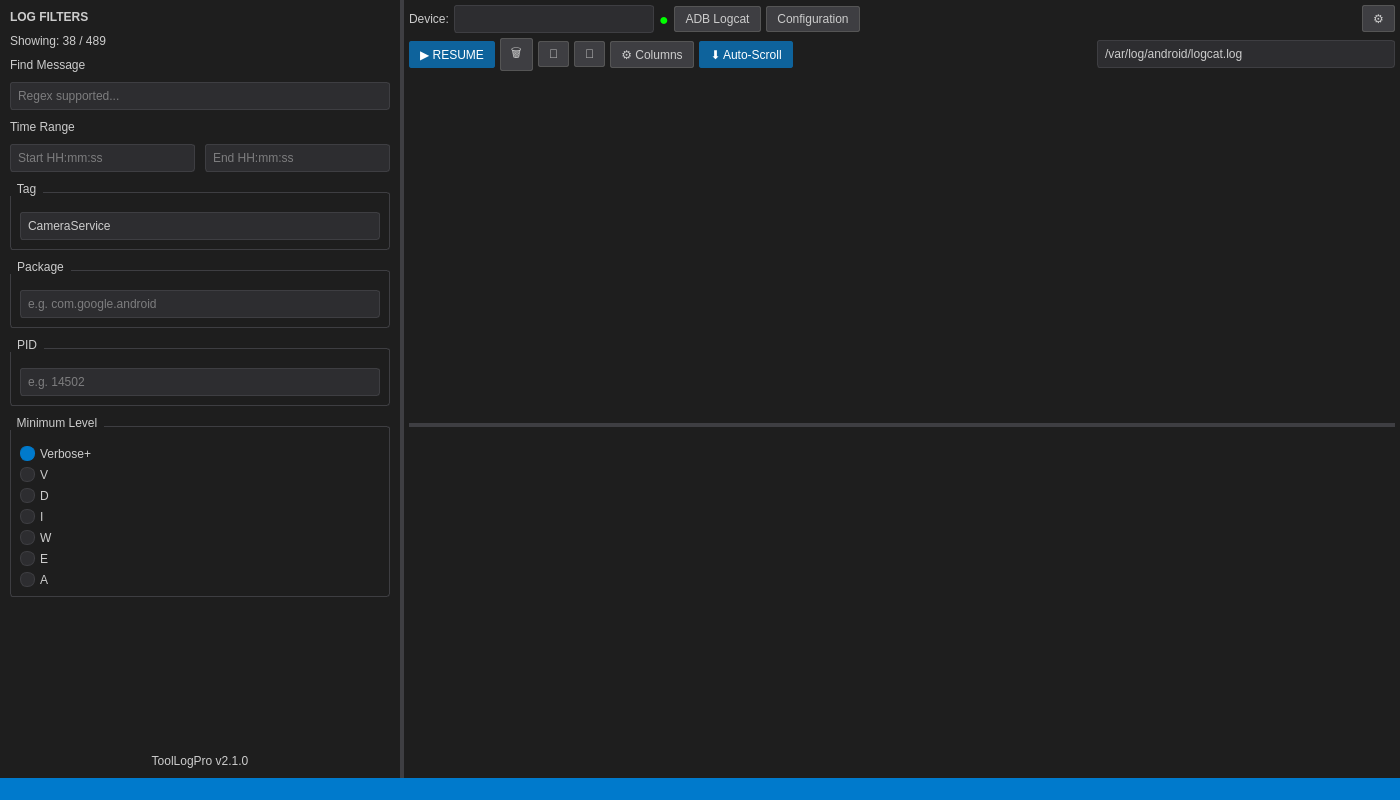
Before: the Qt Designer form mainwindow.ui in truongnguyen4/ai-tool-log, drawn with Qt 5.
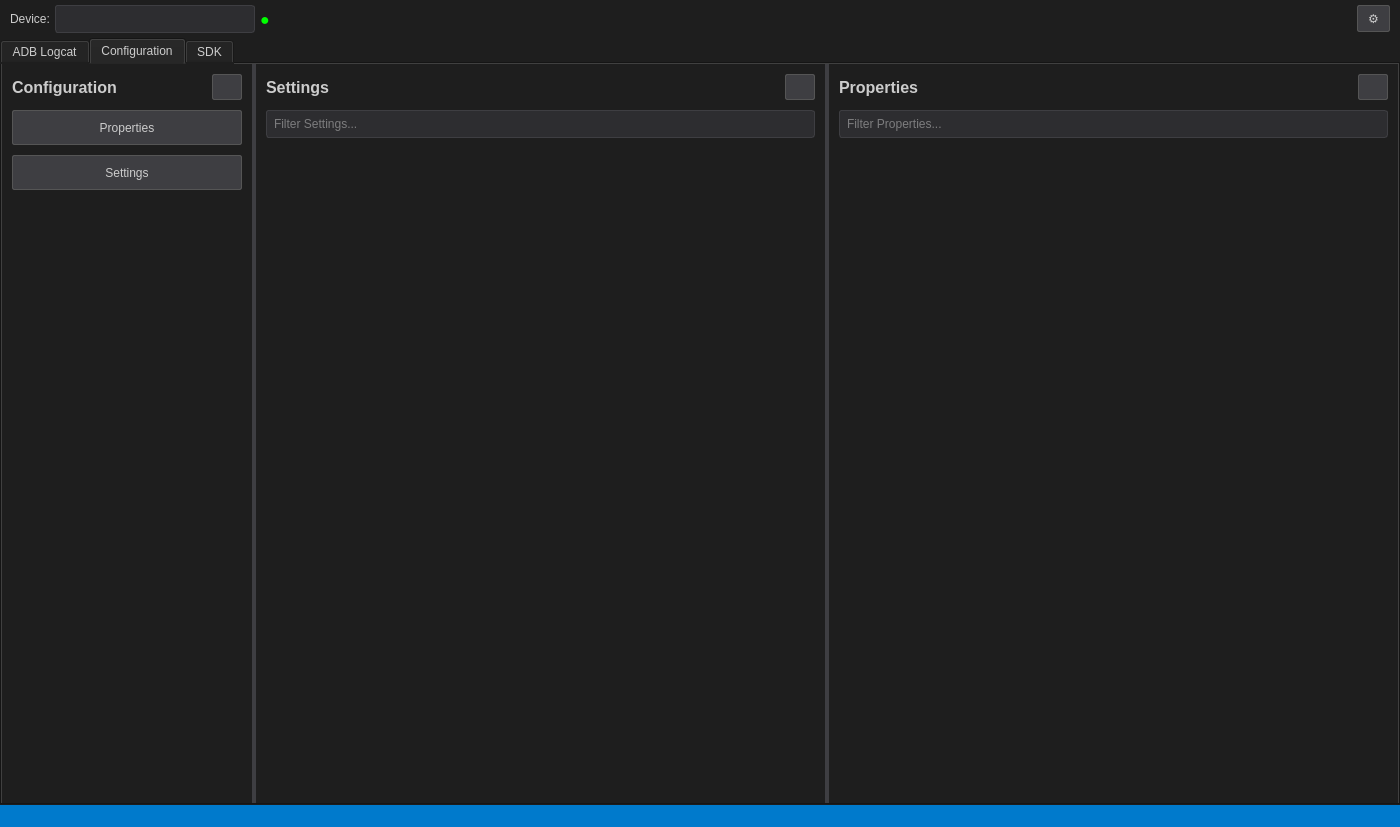
After: the same form once the commit is applied. The open tabs and pages were chosen to show the change. Icons and pictures are not drawn.

```diff
--- a/mainwindow.ui
+++ b/mainwindow.ui
@@ -7,7 +7,7 @@
     <x>0</x>
     <y>0</y>
     <width>1400</width>
-    <height>800</height>
+    <height>827</height>
    </rect>
   </property>
   <property name="windowTitle">
@@ -257,6 +257,103 @@
      <number>0</number>
     </property>
     <item>
+     <layout class="QHBoxLayout" name="horizontalLayout_device">
+      <property name="spacing">
+       <number>5</number>
+      </property>
+      <property name="leftMargin">
+       <number>10</number>
+      </property>
+      <property name="topMargin">
+       <number>5</number>
+      </property>
+      <property name="rightMargin">
+       <number>10</number>
+      </property>
+      <property name="bottomMargin">
+       <number>5</number>
+      </property>
+      <item>
+       <widget class="QLabel" name="label">
+        <property name="text">
+         <string>Device:</string>
+        </property>
+       </widget>
+      </item>
+      <item>
+       <widget class="QComboBox" name="cmbDevice">
+        <property name="minimumSize">
+         <size>
+          <width>200</width>
+          <height>0</height>
+         </size>
+        </property>
+       </widget>
+      </item>
+      <item>
+       <widget class="QLabel" name="lblDeviceStatus">
+        <property name="styleSheet">
+         <string notr="true">color: #00ff00; font-size: 16px;</string>
+        </property>
+        <property name="text">
+         <string>●</string>
+        </property>
+       </widget>
+      </item>
+      <item>
+       <spacer name="horizontalSpacer">
+        <property name="orientation">
+         <enum>Qt::Orientation::Horizontal</enum>
+        </property>
+        <property name="sizeHint" stdset="0">
+         <size>
+          <width>40</width>
+          <height>20</height>
+         </size>
+        </property>
+       </spacer>
+      </item>
+      <item>
+       <widget class="QPushButton" name="btnSettings">
+        <property name="maximumSize">
+         <size>
+          <width>40</width>
+          <height>16777215</height>
+         </size>
+        </property>
+        <property name="text">
+         <string>⚙</string>
+        </property>
+       </widget>
+      </item>
+     </layout>
+    </item>
+    <item>
+     <widget class="QTabWidget" name="tabWidget">
+      <property name="currentIndex">
+       <number>0</number>
+      </property>
+      <widget class="QWidget" name="tabAdbLogcat">
+       <attribute name="title">
+        <string>ADB Logcat</string>
+       </attribute>
+       <layout class="QVBoxLayout" name="verticalLayout_13">
+        <property name="spacing">
+         <number>0</number>
+        </property>
+        <property name="leftMargin">
+         <number>0</number>
+        </property>
+        <property name="topMargin">
+         <number>0</number>
+        </property>
+        <property name="rightMargin">
+         <number>0</number>
+        </property>
+        <property name="bottomMargin">
+         <number>0</number>
+        </property>
+        <item>
      <widget class="QSplitter" name="splitter">
       <property name="orientation">
        <enum>Qt::Orientation::Horizontal</enum>
@@ -310,43 +407,20 @@
          </widget>
         </item>
         <item>
-         <widget class="QLabel" name="label_3">
-          <property name="text">
-           <string>Find Message</string>
-          </property>
-         </widget>
-        </item>
+             <widget class="QGroupBox" name="groupBox_5">
+              <property name="title">
+               <string>Message</string>
+              </property>
+              <layout class="QVBoxLayout" name="verticalLayout_8">
         <item>
          <widget class="QLineEdit" name="txtFindMessage">
           <property name="placeholderText">
-           <string>Regex supported...</string>
-          </property>
-         </widget>
-        </item>
-        <item>
-         <widget class="QLabel" name="label_4">
-          <property name="text">
-           <string>Time Range</string>
-          </property>
-         </widget>
-        </item>
-        <item>
-         <layout class="QHBoxLayout" name="horizontalLayout">
-          <item>
-           <widget class="QLineEdit" name="txtStartTime">
-            <property name="placeholderText">
-             <string>Start HH:mm:ss</string>
-            </property>
-           </widget>
-          </item>
-          <item>
-           <widget class="QLineEdit" name="txtEndTime">
-            <property name="placeholderText">
-             <string>End HH:mm:ss</string>
+                  <string>e.g. Camera</string>
             </property>
            </widget>
           </item>
          </layout>
+             </widget>
         </item>
         <item>
          <widget class="QGroupBox" name="groupBox">
@@ -356,8 +430,8 @@
           <layout class="QVBoxLayout" name="verticalLayout_4">
            <item>
             <widget class="QLineEdit" name="txtTagFilter">
-             <property name="text">
-              <string>CameraService</string>
+                 <property name="placeholderText">
+                  <string>e.g. CameraService</string>
              </property>
             </widget>
            </item>
@@ -396,6 +470,33 @@
           </layout>
          </widget>
         </item>
+            <item>
+             <widget class="QGroupBox" name="groupBox_6">
+              <property name="title">
+               <string>Time Range</string>
+              </property>
+              <layout class="QVBoxLayout" name="verticalLayout_9">
+               <item>
+                <layout class="QHBoxLayout" name="horizontalLayout">
+                 <item>
+                  <widget class="QLineEdit" name="txtStartTime">
+                   <property name="placeholderText">
+                    <string>Start HH:mm:ss</string>
+                   </property>
+                  </widget>
+                 </item>
+                 <item>
+                  <widget class="QLineEdit" name="txtEndTime">
+                   <property name="placeholderText">
+                    <string>End HH:mm:ss</string>
+                   </property>
+                  </widget>
+                 </item>
+                </layout>
+               </item>
+              </layout>
+             </widget>
+            </item>
         <item>
          <widget class="QGroupBox" name="groupBox_4">
           <property name="title">
@@ -499,77 +600,6 @@
         <property name="bottomMargin">
          <number>5</number>
         </property>
-        <item>
-         <layout class="QHBoxLayout" name="horizontalLayout_2">
-          <item>
-           <widget class="QLabel" name="label">
-            <property name="text">
-             <string>Device:</string>
-            </property>
-           </widget>
-          </item>
-          <item>
-           <widget class="QComboBox" name="cmbDevice">
-            <property name="minimumSize">
-             <size>
-              <width>200</width>
-              <height>0</height>
-             </size>
-            </property>
-           </widget>
-          </item>
-          <item>
-           <widget class="QLabel" name="lblDeviceStatus">
-            <property name="styleSheet">
-             <string notr="true">color: #00ff00; font-size: 16px;</string>
-            </property>
-            <property name="text">
-             <string>●</string>
-            </property>
-           </widget>
-          </item>
-          <item>
-           <widget class="QPushButton" name="btnAdbLogcat">
-            <property name="text">
-             <string>ADB Logcat</string>
-            </property>
-           </widget>
-          </item>
-          <item>
-           <widget class="QPushButton" name="btnConfiguration">
-            <property name="text">
-             <string>Configuration</string>
-            </property>
-           </widget>
-          </item>
-          <item>
-           <spacer name="horizontalSpacer">
-            <property name="orientation">
-             <enum>Qt::Orientation::Horizontal</enum>
-            </property>
-            <property name="sizeHint" stdset="0">
-             <size>
-              <width>40</width>
-              <height>20</height>
-             </size>
-            </property>
-           </spacer>
-          </item>
-          <item>
-           <widget class="QPushButton" name="btnSettings">
-            <property name="maximumSize">
-             <size>
-              <width>40</width>
-              <height>16777215</height>
-             </size>
-            </property>
-            <property name="text">
-             <string>⚙</string>
-            </property>
-           </widget>
-          </item>
-         </layout>
-        </item>
         <item>
          <layout class="QHBoxLayout" name="horizontalLayout_3">
           <property name="spacing">
@@ -591,7 +621,10 @@
              </size>
             </property>
             <property name="text">
-             <string>🗑</string>
+                 <string/>
+                </property>
+                <property name="icon">
+                 <iconset theme="QIcon::ThemeIcon::EditDelete"/>
             </property>
            </widget>
           </item>
@@ -604,7 +637,10 @@
              </size>
             </property>
             <property name="text">
-             <string>📄</string>
+                 <string/>
+                </property>
+                <property name="icon">
+                 <iconset theme="QIcon::ThemeIcon::AddressBookNew"/>
             </property>
            </widget>
           </item>
@@ -617,7 +653,10 @@
              </size>
             </property>
             <property name="text">
-             <string>💾</string>
+                 <string/>
+                </property>
+                <property name="icon">
+                 <iconset theme="QIcon::ThemeIcon::DocumentSave"/>
             </property>
            </widget>
           </item>
@@ -631,7 +670,7 @@
           <item>
            <widget class="QPushButton" name="btnAutoScroll">
             <property name="text">
-             <string>⬇ Auto-Scroll</string>
+                 <string>Auto-Scroll</string>
             </property>
             <property name="checkable">
              <bool>true</bool>
@@ -657,13 +696,29 @@
           <item>
            <widget class="QLineEdit" name="txtFilePath">
             <property name="text">
-             <string>/var/log/android/logcat.log</string>
+                 <string>C:\\Users\\ttnguyen4\\Downloads\\output.log</string>
             </property>
             <property name="placeholderText">
              <string>Enter log file path...</string>
             </property>
            </widget>
           </item>
+              <item>
+               <widget class="QPushButton" name="btnOpen">
+                <property name="maximumSize">
+                 <size>
+                  <width>35</width>
+                  <height>16777215</height>
+                 </size>
+                </property>
+                <property name="text">
+                 <string/>
+                </property>
+                <property name="icon">
+                 <iconset theme="QIcon::ThemeIcon::FolderOpen"/>
+                </property>
+               </widget>
+              </item>
          </layout>
         </item>
         <item>
@@ -693,6 +748,453 @@
             <bool>false</bool>
            </property>
           </widget>
+             </widget>
+            </item>
+           </layout>
+          </widget>
+         </widget>
+        </item>
+       </layout>
+      </widget>
+      <widget class="QWidget" name="tabConfiguration">
+       <attribute name="title">
+        <string>Configuration</string>
+       </attribute>
+       <layout class="QVBoxLayout" name="verticalLayout_config">
+        <property name="spacing">
+         <number>0</number>
+        </property>
+        <property name="leftMargin">
+         <number>0</number>
+        </property>
+        <property name="topMargin">
+         <number>0</number>
+        </property>
+        <property name="rightMargin">
+         <number>0</number>
+        </property>
+        <property name="bottomMargin">
+         <number>0</number>
+        </property>
+        <item>
+         <widget class="QSplitter" name="splitterConfig">
+          <property name="orientation">
+           <enum>Qt::Orientation::Horizontal</enum>
+          </property>
+          <widget class="QWidget" name="leftConfigPanel" native="true">
+           <property name="minimumSize">
+            <size>
+             <width>250</width>
+             <height>0</height>
+            </size>
+           </property>
+           <property name="maximumSize">
+            <size>
+             <width>250</width>
+             <height>16777215</height>
+            </size>
+           </property>
+           <layout class="QVBoxLayout" name="verticalLayout_leftConfig">
+            <property name="spacing">
+             <number>10</number>
+            </property>
+            <property name="leftMargin">
+             <number>10</number>
+            </property>
+            <property name="topMargin">
+             <number>10</number>
+            </property>
+            <property name="rightMargin">
+             <number>10</number>
+            </property>
+            <property name="bottomMargin">
+             <number>10</number>
+            </property>
+            <item>
+             <layout class="QHBoxLayout" name="horizontalLayout_configHeader">
+              <item>
+               <widget class="QLabel" name="lblConfigTitle">
+                <property name="font">
+                 <font>
+                  <pointsize>12</pointsize>
+                  <bold>true</bold>
+                 </font>
+                </property>
+                <property name="text">
+                 <string>Configuration</string>
+                </property>
+               </widget>
+              </item>
+              <item>
+               <widget class="QPushButton" name="btnRefreshConfig">
+                <property name="maximumSize">
+                 <size>
+                  <width>30</width>
+                  <height>30</height>
+                 </size>
+                </property>
+                <property name="text">
+                 <string/>
+                </property>
+                <property name="icon">
+                 <iconset theme="QIcon::ThemeIcon::ViewRefresh"/>
+                </property>
+               </widget>
+              </item>
+             </layout>
+            </item>
+            <item>
+             <widget class="QPushButton" name="btnConfigProperties">
+              <property name="minimumSize">
+               <size>
+                <width>0</width>
+                <height>35</height>
+               </size>
+              </property>
+              <property name="text">
+               <string>Properties</string>
+              </property>
+             </widget>
+            </item>
+            <item>
+             <widget class="QPushButton" name="btnConfigSettings">
+              <property name="minimumSize">
+               <size>
+                <width>0</width>
+                <height>35</height>
+               </size>
+              </property>
+              <property name="text">
+               <string>Settings</string>
+              </property>
+             </widget>
+            </item>
+            <item>
+             <spacer name="verticalSpacer_config">
+              <property name="orientation">
+               <enum>Qt::Orientation::Vertical</enum>
+              </property>
+              <property name="sizeHint" stdset="0">
+               <size>
+                <width>20</width>
+                <height>40</height>
+               </size>
+              </property>
+             </spacer>
+            </item>
+           </layout>
+          </widget>
+          <widget class="QWidget" name="rightConfigPanel" native="true">
+           <layout class="QVBoxLayout" name="verticalLayout_rightConfig">
+            <property name="spacing">
+             <number>0</number>
+            </property>
+            <property name="leftMargin">
+             <number>0</number>
+            </property>
+            <property name="topMargin">
+             <number>0</number>
+            </property>
+            <property name="rightMargin">
+             <number>0</number>
+            </property>
+            <property name="bottomMargin">
+             <number>0</number>
+            </property>
+            <item>
+             <widget class="QSplitter" name="splitterConfigTables">
+              <property name="orientation">
+               <enum>Qt::Orientation::Horizontal</enum>
+              </property>
+              <widget class="QWidget" name="settingsPanel" native="true">
+               <layout class="QVBoxLayout" name="verticalLayout_settings">
+                <property name="spacing">
+                 <number>10</number>
+                </property>
+                <property name="leftMargin">
+                 <number>10</number>
+                </property>
+                <property name="topMargin">
+                 <number>10</number>
+                </property>
+                <property name="rightMargin">
+                 <number>10</number>
+                </property>
+                <property name="bottomMargin">
+                 <number>10</number>
+                </property>
+                <item>
+                 <layout class="QHBoxLayout" name="horizontalLayout_settingsHeader">
+                  <item>
+                   <widget class="QLabel" name="lblSettings">
+                    <property name="font">
+                     <font>
+                      <pointsize>12</pointsize>
+                      <bold>true</bold>
+                     </font>
+                    </property>
+                    <property name="text">
+                     <string>Settings</string>
+                    </property>
+                   </widget>
+                  </item>
+                  <item>
+                   <spacer name="horizontalSpacer_settings">
+                    <property name="orientation">
+                     <enum>Qt::Orientation::Horizontal</enum>
+                    </property>
+                    <property name="sizeHint" stdset="0">
+                     <size>
+                      <width>40</width>
+                      <height>20</height>
+                     </size>
+                    </property>
+                   </spacer>
+                  </item>
+                  <item>
+                   <widget class="QPushButton" name="btnRefreshSettings">
+                    <property name="maximumSize">
+                     <size>
+                      <width>30</width>
+                      <height>30</height>
+                     </size>
+                    </property>
+                    <property name="icon">
+                     <iconset theme="QIcon::ThemeIcon::ViewRefresh"/>
+                    </property>
+                   </widget>
+                  </item>
+                 </layout>
+                </item>
+                <item>
+                 <layout class="QHBoxLayout" name="horizontalLayout_filterSettings">
+                  <item>
+                   <widget class="QLineEdit" name="txtFilterSettings">
+                    <property name="placeholderText">
+                     <string>Filter Settings...</string>
+                    </property>
+                   </widget>
+                  </item>
+                 </layout>
+                </item>
+                <item>
+                 <widget class="QTableView" name="tableSettings">
+                  <property name="alternatingRowColors">
+                   <bool>true</bool>
+                  </property>
+                  <property name="selectionBehavior">
+                   <enum>QAbstractItemView::SelectionBehavior::SelectRows</enum>
+                  </property>
+                  <property name="sortingEnabled">
+                   <bool>false</bool>
+                  </property>
+                 </widget>
+                </item>
+               </layout>
+              </widget>
+              <widget class="QWidget" name="propertiesPanel" native="true">
+               <layout class="QVBoxLayout" name="verticalLayout_properties">
+                <property name="spacing">
+                 <number>10</number>
+                </property>
+                <property name="leftMargin">
+                 <number>10</number>
+                </property>
+                <property name="topMargin">
+                 <number>10</number>
+                </property>
+                <property name="rightMargin">
+                 <number>10</number>
+                </property>
+                <property name="bottomMargin">
+                 <number>10</number>
+                </property>
+                <item>
+                 <layout class="QHBoxLayout" name="horizontalLayout_propertiesHeader">
+                  <item>
+                   <widget class="QLabel" name="lblProperties">
+                    <property name="font">
+                     <font>
+                      <pointsize>12</pointsize>
+                      <bold>true</bold>
+                     </font>
+                    </property>
+                    <property name="text">
+                     <string>Properties</string>
+                    </property>
+                   </widget>
+                  </item>
+                  <item>
+                   <spacer name="horizontalSpacer_properties">
+                    <property name="orientation">
+                     <enum>Qt::Orientation::Horizontal</enum>
+                    </property>
+                    <property name="sizeHint" stdset="0">
+                     <size>
+                      <width>40</width>
+                      <height>20</height>
+                     </size>
+                    </property>
+                   </spacer>
+                  </item>
+                  <item>
+                   <widget class="QPushButton" name="btnRefreshProperties">
+                    <property name="maximumSize">
+                     <size>
+                      <width>30</width>
+                      <height>30</height>
+                     </size>
+                    </property>
+                    <property name="text">
+                     <string/>
+                    </property>
+                    <property name="icon">
+                     <iconset theme="QIcon::ThemeIcon::ViewRefresh"/>
+                    </property>
+                   </widget>
+                  </item>
+                 </layout>
+                </item>
+                <item>
+                 <layout class="QHBoxLayout" name="horizontalLayout_filterProperties">
+                  <item>
+                   <widget class="QLineEdit" name="txtFilterProperties">
+                    <property name="placeholderText">
+                     <string>Filter Properties...</string>
+                    </property>
+                   </widget>
+                  </item>
+                 </layout>
+                </item>
+                <item>
+                 <widget class="QTableView" name="tableProperties">
+                  <property name="alternatingRowColors">
+                   <bool>true</bool>
+                  </property>
+                  <property name="selectionBehavior">
+                   <enum>QAbstractItemView::SelectionBehavior::SelectRows</enum>
+                  </property>
+                  <property name="sortingEnabled">
+                   <bool>false</bool>
+                  </property>
+                 </widget>
+                </item>
+               </layout>
+              </widget>
+             </widget>
+            </item>
+           </layout>
+          </widget>
+         </widget>
+        </item>
+       </layout>
+      </widget>
+      <widget class="QWidget" name="tabSDK">
+       <attribute name="title">
+        <string>SDK</string>
+       </attribute>
+       <layout class="QVBoxLayout" name="verticalLayout_sdk">
+        <property name="spacing">
+         <number>10</number>
+        </property>
+        <property name="leftMargin">
+         <number>10</number>
+        </property>
+        <property name="topMargin">
+         <number>10</number>
+        </property>
+        <property name="rightMargin">
+         <number>10</number>
+        </property>
+        <property name="bottomMargin">
+         <number>10</number>
+        </property>
+        <item>
+         <widget class="QLabel" name="lblSDKTitle">
+          <property name="font">
+           <font>
+            <pointsize>10</pointsize>
+            <bold>true</bold>
+           </font>
+          </property>
+          <property name="text">
+           <string>PROPERTY DEFINITIONS</string>
+          </property>
+         </widget>
+        </item>
+        <item>
+         <layout class="QHBoxLayout" name="horizontalLayout_propertySearch">
+          <item>
+           <widget class="QLineEdit" name="txtPropertySearch">
+            <property name="placeholderText">
+             <string>Search property name...</string>
+            </property>
+           </widget>
+          </item>
+          <item>
+           <widget class="QPushButton" name="btnAddProperty">
+            <property name="minimumSize">
+             <size>
+              <width>60</width>
+              <height>30</height>
+             </size>
+            </property>
+            <property name="toolTip">
+             <string>Add selected property to list</string>
+            </property>
+            <property name="text">
+             <string>Add</string>
+            </property>
+           </widget>
+          </item>
+          <item>
+           <widget class="QPushButton" name="btnClearAllProperties">
+            <property name="minimumSize">
+             <size>
+              <width>70</width>
+              <height>30</height>
+             </size>
+            </property>
+            <property name="toolTip">
+             <string>Clear all properties from list</string>
+            </property>
+            <property name="text">
+             <string>Clear All</string>
+            </property>
+           </widget>
+          </item>
+          <item>
+           <widget class="QPushButton" name="btnFetchPropertyDefs">
+            <property name="maximumSize">
+             <size>
+              <width>30</width>
+              <height>30</height>
+             </size>
+            </property>
+            <property name="toolTip">
+             <string>Fetch property definitions from device</string>
+            </property>
+            <property name="text">
+             <string/>
+            </property>
+            <property name="icon">
+             <iconset theme="QIcon::ThemeIcon::ViewRefresh"/>
+            </property>
+           </widget>
+          </item>
+         </layout>
+        </item>
+        <item>
+         <widget class="QTableView" name="tablePropertyDefinitions">
+          <property name="alternatingRowColors">
+           <bool>true</bool>
+          </property>
+          <property name="selectionBehavior">
+           <enum>QAbstractItemView::SelectionBehavior::SelectRows</enum>
+          </property>
+          <property name="sortingEnabled">
+           <bool>false</bool>
+          </property>
          </widget>
         </item>
        </layout>
```
Lines whose indentation alone changed are shown as unchanged.
